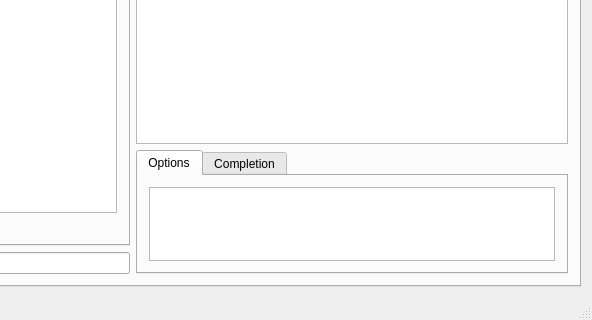
mpogue2/SquareDesk, file SquareDesk-DEV/test123/mainwindow.ui: the form before one commit; both pictures show x 326 to 918 and y 230 to 550 of the 918 by 550 pixel window.
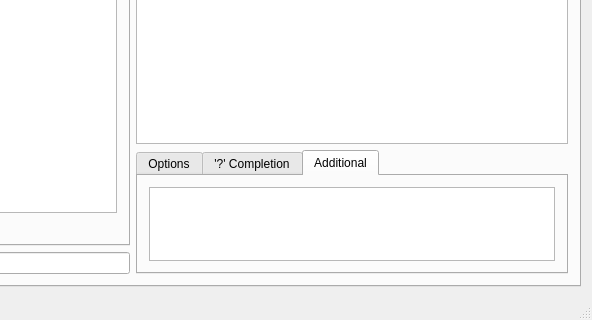
The form after the commit. Icons and pictures are not drawn. Custom widgets are drawn as their Qt base class.

Commit message: Further playing around with the multiple tab ideas for SD pane in #211

Diff of the .ui file:
```diff
--- a/SquareDesk-DEV/test123/mainwindow.ui
+++ b/SquareDesk-DEV/test123/mainwindow.ui
@@ -7,7 +7,7 @@
     <x>0</x>
     <y>0</y>
     <width>918</width>
-    <height>511</height>
+    <height>549</height>
    </rect>
   </property>
   <property name="windowTitle">
@@ -1573,7 +1573,7 @@
           <item>
            <widget class="QTabWidget" name="tabWidgetSDMenuOptions">
             <property name="currentIndex">
-             <number>0</number>
+             <number>2</number>
             </property>
             <widget class="QWidget" name="tab">
              <attribute name="title">
@@ -1597,7 +1597,7 @@
             </widget>
             <widget class="QWidget" name="tab_2">
              <attribute name="title">
-              <string>Completion</string>
+              <string>'?' Completion</string>
              </attribute>
              <layout class="QVBoxLayout" name="verticalLayout_9">
               <item>
@@ -1605,6 +1605,16 @@
               </item>
              </layout>
             </widget>
+            <widget class="QWidget" name="tab_3">
+             <attribute name="title">
+              <string>Additional</string>
+             </attribute>
+             <layout class="QVBoxLayout" name="verticalLayout_10">
+              <item>
+               <widget class="QListWidget" name="listWidgetSDAdditionalOptions"/>
+              </item>
+             </layout>
+            </widget>
            </widget>
           </item>
          </layout>
```
The commit also changes 4 other files.
